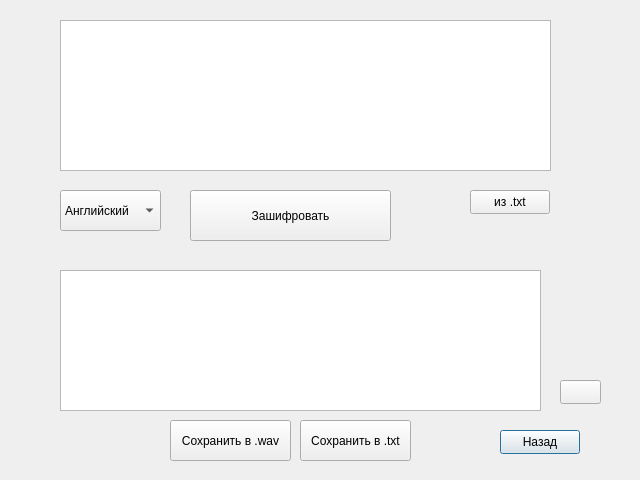
Old version of the form encriptor.ui in the repository SGGlad/Morze.
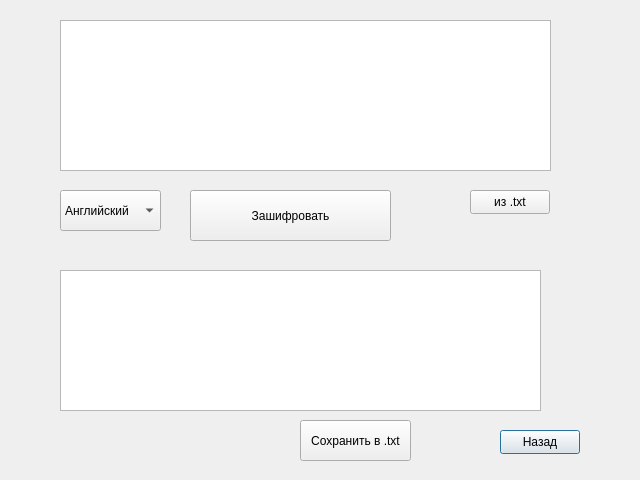
New version of the form.

Patch:
```diff
--- a/encriptor.ui
+++ b/encriptor.ui
@@ -26,19 +26,6 @@
     <string>Назад</string>
    </property>
   </widget>
-  <widget class="QPushButton" name="PlaySound">
-   <property name="geometry">
-    <rect>
-     <x>560</x>
-     <y>380</y>
-     <width>41</width>
-     <height>24</height>
-    </rect>
-   </property>
-   <property name="text">
-    <string/>
-   </property>
-  </widget>
   <widget class="QPushButton" name="FromTXT">
    <property name="geometry">
     <rect>
@@ -67,19 +54,6 @@
     </font>
    </property>
   </widget>
-  <widget class="QPushButton" name="SaveResultWAV">
-   <property name="geometry">
-    <rect>
-     <x>170</x>
-     <y>420</y>
-     <width>121</width>
-     <height>41</height>
-    </rect>
-   </property>
-   <property name="text">
-    <string>Сохранить в .wav</string>
-   </property>
-  </widget>
   <widget class="QPushButton" name="EncodeButton">
    <property name="geometry">
     <rect>
```
